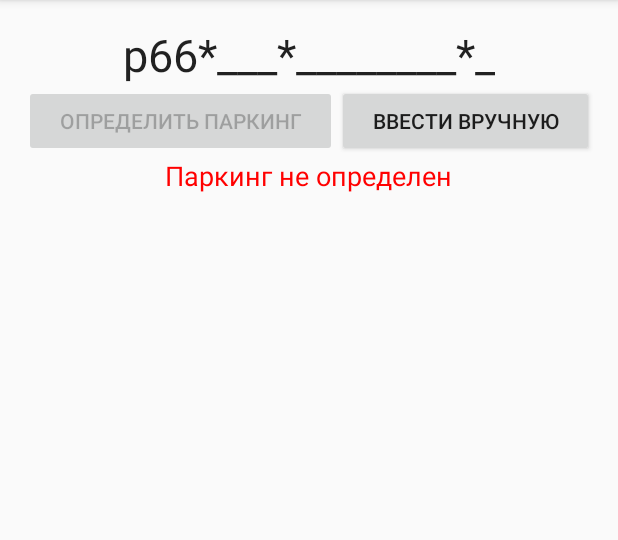
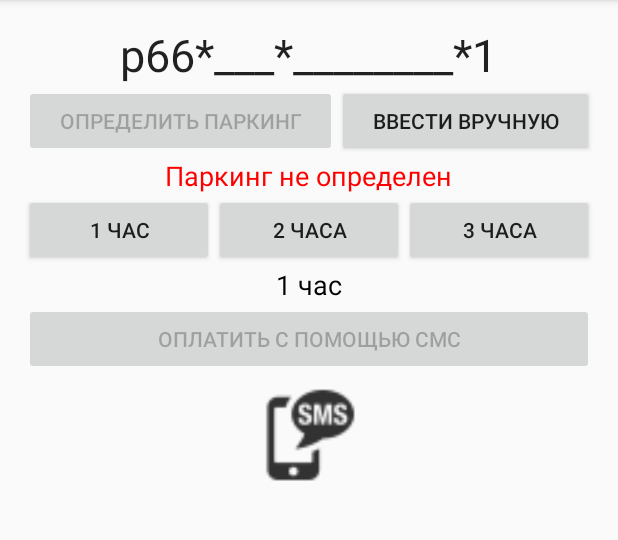
Before and after one commit to BigNordman/SMSParking, an Android app: the screen it shows after launch (MainActivity), on a phone screen of 412 x 824 dp, the part 84-624 px from its top. Run offline under Robolectric (Android 15) with nearby library versions, the phone set to English and light mode, and no system bars.

```diff
--- a/app/build.gradle
+++ b/app/build.gradle
@@ -3,10 +3,9 @@ apply plugin: 'com.android.application'
 android {
     compileSdkVersion 23
     buildToolsVersion "23.0.2"
-
     defaultConfig {
         applicationId "com.nordman.big.smsparking"
-        minSdkVersion 14
+        minSdkVersion 19
         targetSdkVersion 23
         versionCode 1
         versionName "1.0"
@@ -16,6 +15,8 @@ android {
             minifyEnabled false
             proguardFiles getDefaultProguardFile('proguard-android.txt'), 'proguard-rules.pro'
         }
+    }
+    productFlavors {
     }
 }
 
--- a/app/src/main/AndroidManifest.xml
+++ b/app/src/main/AndroidManifest.xml
@@ -21,4 +21,5 @@
         </activity>
     </application>
     <uses-permission android:name="android.permission.ACCESS_FINE_LOCATION"/>
+    <uses-permission android:name="android.permission.READ_SMS"/>
 </manifest>
--- a/app/src/main/res/layout/activity_main.xml
+++ b/app/src/main/res/layout/activity_main.xml
@@ -21,10 +21,10 @@
         android:layout_height="wrap_content"
         android:orientation="horizontal"
         android:layout_below="@+id/smsText"
-        android:id="@+id/linearLayout">
+        android:id="@+id/zoneLinearLayout">
 
         <Button
-            android:text="@string/mainButtonText"
+            android:text="@string/getZoneButtonText"
             android:id="@+id/getZoneButton"
             android:enabled="false"
             android:layout_width="wrap_content"
@@ -33,7 +33,7 @@
             android:onClick="getZoneButtonOnClick"/>
 
         <Button
-            android:text="Ввести вручную"
+            android:text="@string/setZoneButtonText"
             android:id="@+id/setZoneButton"
             android:layout_width="wrap_content"
             android:layout_height="wrap_content"
@@ -47,7 +47,65 @@
         android:textAppearance="?android:attr/textAppearanceMedium"
         android:text="Medium Text"
         android:id="@+id/zoneDesc"
-        android:layout_below="@+id/linearLayout"
+        android:layout_below="@+id/zoneLinearLayout"
         android:layout_centerHorizontal="true" />
 
+    <LinearLayout xmlns:android="http://schemas.android.com/apk/res/android"
+        android:layout_width="fill_parent"
+        android:layout_height="wrap_content"
+        android:orientation="horizontal"
+        android:layout_below="@+id/zoneDesc"
+        android:id="@+id/hourLinearLayout">
+        <Button
+            android:text="@string/oneHourButtonText"
+            android:id="@+id/oneHourButton"
+            android:layout_width="wrap_content"
+            android:layout_height="wrap_content"
+            android:layout_weight="1"
+            android:onClick="oneHourButtonOnClick"/>
+        <Button
+            android:text="@string/twoHourButtonText"
+            android:id="@+id/twoHourButton"
+            android:layout_width="wrap_content"
+            android:layout_height="wrap_content"
+            android:layout_weight="1"
+            android:onClick="twoHourButtonOnClick"/>
+        <Button
+            android:text="@string/threeHourButtonText"
+            android:id="@+id/threeHourButton"
+            android:layout_width="wrap_content"
+            android:layout_height="wrap_content"
+            android:layout_weight="1"
+            android:onClick="threeHourButtonOnClick"/>
+    </LinearLayout>
+
+    <TextView
+        android:layout_width="wrap_content"
+        android:layout_height="wrap_content"
+        android:textAppearance="?android:attr/textAppearanceMedium"
+        android:text="Medium Text"
+        android:id="@+id/hourDesc"
+        android:layout_below="@+id/hourLinearLayout"
+        android:layout_centerHorizontal="true"
+        android:textColor="@android:color/black" />
+    <Button
+        android:text="@string/payButtonText"
+        android:id="@+id/payButton"
+        android:layout_width="match_parent"
+        android:layout_height="wrap_content"
+        android:layout_below="@+id/hourDesc"
+        android:enabled="false"
+        android:onClick="payButtonOnClick"
+        android:layout_alignRight="@+id/hourLinearLayout"
+        android:layout_alignEnd="@+id/hourLinearLayout" />
+
+    <ImageButton
+        android:layout_width="80dp"
+        android:layout_height="80dp"
+        android:id="@+id/imageButton"
+        android:layout_below="@+id/payButton"
+        android:layout_centerHorizontal="true"
+        android:background="@drawable/ic_sms_black"
+        android:onClick="checkSms" />
+
 </RelativeLayout>
--- a/app/src/main/res/values/strings.xml
+++ b/app/src/main/res/values/strings.xml
@@ -1,13 +1,18 @@
 <resources>
     <string name="app_name">SMS Parking</string>
-    <string name="mainButtonText">Определить паркинг</string>
+    <string name="getZoneButtonText">Определить паркинг</string>
+    <string name="setZoneButtonText">Ввести вручную</string>
     <string name="regnumTitle">Регистрационный номер автомобиля</string>
     <string name="regnumDefault">X999XX96</string>
+    <string name="smsNumber">+79126549699</string>
 
+    <string name="oneHourButtonText">1 час</string>
+    <string name="twoHourButtonText">2 часа</string>
+    <string name="threeHourButtonText">3 часа</string>
+
+    <!-- Strings related to Settings -->
     <string name="action_settings">Настройки</string>
     <string name="title_activity_settings">Настройки</string>
-
-    <!-- Strings related to Settings -->
 
     <!-- Example General settings -->
     <string name="pref_header_general">Общие</string>
@@ -64,4 +69,5 @@
     <string name="pref_ringtone_silent">Silent</string>
 
     <string name="pref_title_vibrate">Vibrate</string>
+    <string name="payButtonText">Оплатить с помощью СМС</string>
 </resources>
```
Also changed, not shown: app/src/main/java/com/nordman/big/smsparking/MainActivity.java (+88 -1 lines), app/src/main/res/drawable-hdpi/ic_sms_black.png (added), app/src/main/res/drawable-mdpi/ic_sms_black.png (added), app/src/main/res/drawable-xhdpi/ic_sms_black.png (added), app/src/main/res/drawable-xxhdpi/ic_sms_black.png (added), 1 other file.
